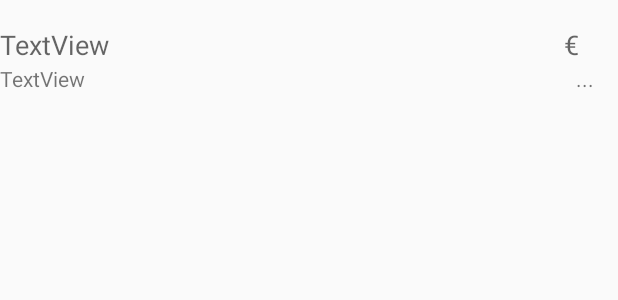
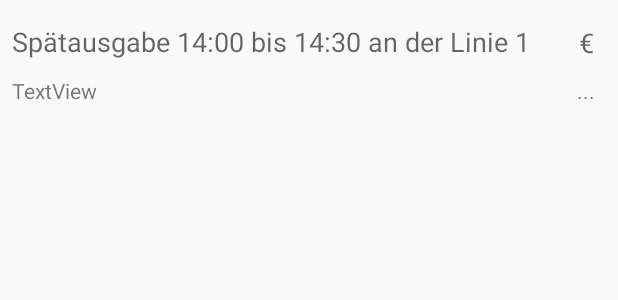
Before and after one commit to csicar/MensaPlan, an Android app: the layout list_row.xml on its own in the app's theme, with its tools: preview values and no code run, on a phone screen of 412 x 824 dp. Shown: the top 300 px of the screen. Run offline under Robolectric (Android 15) with nearby library versions, the phone set to English and light mode, and no system bars; network calls fail.

Commit message:
nice row layout; simple README

```diff
--- a/app/src/main/res/layout/fragment_day_overview.xml
+++ b/app/src/main/res/layout/fragment_day_overview.xml
@@ -7,7 +7,6 @@
     <android.support.v7.widget.RecyclerView
         android:layout_width="match_parent"
         android:layout_height="match_parent"
-        android:padding="8dp"
         android:id="@+id/day_overview_listview"></android.support.v7.widget.RecyclerView>
 
 
--- a/app/src/main/res/layout/list_header_row.xml
+++ b/app/src/main/res/layout/list_header_row.xml
@@ -10,6 +10,7 @@
         android:id="@+id/list_header_row_title"
         android:layout_width="match_parent"
         android:layout_height="wrap_content"
+        android:layout_marginStart="8dp"
         android:layout_marginTop="8dp"
         android:text="TextView"
         android:textAppearance="@style/TextAppearance.AppCompat.Title"
--- a/app/src/main/res/layout/list_row.xml
+++ b/app/src/main/res/layout/list_row.xml
@@ -4,25 +4,34 @@
     xmlns:tools="http://schemas.android.com/tools"
     android:id="@+id/list_row_meal_container"
     android:layout_width="match_parent"
-    android:layout_height="wrap_content">
+    android:layout_height="wrap_content"
+    android:paddingTop="8dp"
+    tools:layout_editor_absoluteY="81dp">
 
     <TextView
         android:id="@+id/list_row_meal"
-        android:layout_width="342dp"
-        android:layout_height="wrap_content"
-        android:layout_marginTop="16dp"
-        android:text="TextView"
+        android:layout_width="0dp"
+        android:layout_height="0dp"
+        android:layout_marginBottom="7dp"
+        android:layout_marginEnd="14dp"
+        android:layout_marginStart="8dp"
+        android:layout_marginTop="7dp"
+        android:text="Spätausgabe 14:00 bis 14:30 an der Linie 1"
         android:textAppearance="@android:style/TextAppearance.Material.Medium"
         app:layout_constraintBottom_toTopOf="@+id/guideline"
-        app:layout_constraintTop_toTopOf="parent"
-        tools:layout_editor_absoluteX="8dp" />
+        app:layout_constraintEnd_toStartOf="@+id/list_row_price"
+        app:layout_constraintStart_toStartOf="parent"
+        app:layout_constraintTop_toTopOf="parent" />
 
     <TextView
         android:id="@+id/list_row_dish"
-        android:layout_width="342dp"
+        android:layout_width="0dp"
         android:layout_height="wrap_content"
+        android:layout_marginEnd="16dp"
+        android:layout_marginStart="8dp"
         android:text="TextView"
         app:layout_constraintBottom_toBottomOf="parent"
+        app:layout_constraintEnd_toStartOf="@+id/list_row_additives"
         app:layout_constraintStart_toStartOf="parent"
         app:layout_constraintTop_toBottomOf="@+id/guideline" />
 
@@ -30,11 +39,10 @@
         android:id="@+id/list_row_price"
         android:layout_width="wrap_content"
         android:layout_height="wrap_content"
-        android:layout_marginStart="8dp"
-        android:layout_marginTop="16dp"
+        android:layout_marginEnd="16dp"
+        android:layout_marginTop="8dp"
         android:text="€"
         android:textAppearance="@android:style/TextAppearance.Material.Medium"
-        app:layout_constraintBottom_toTopOf="@+id/guideline"
         app:layout_constraintEnd_toEndOf="parent"
         app:layout_constraintStart_toEndOf="@+id/list_row_meal"
         app:layout_constraintTop_toTopOf="parent" />
@@ -43,17 +51,20 @@
         android:id="@+id/list_row_additives"
         android:layout_width="wrap_content"
         android:layout_height="wrap_content"
-        android:layout_marginEnd="16dp"
+        android:layout_marginEnd="15dp"
         android:text="..."
         android:textAlignment="textEnd"
         app:layout_constraintBottom_toBottomOf="parent"
         app:layout_constraintEnd_toEndOf="parent"
-        app:layout_constraintTop_toBottomOf="@+id/guideline" />
+        app:layout_constraintStart_toEndOf="@+id/list_row_dish" />
 
     <android.support.constraint.Guideline
         android:id="@+id/guideline"
         android:layout_width="wrap_content"
         android:layout_height="wrap_content"
+        android:layout_marginBottom="7dp"
         android:orientation="horizontal"
-        app:layout_constraintGuide_begin="43dp" />
+        app:layout_constraintBottom_toTopOf="@+id/list_row_dish"
+        app:layout_constraintGuide_begin="43dp"
+        app:layout_constraintTop_toBottomOf="@+id/list_row_meal" />
 </android.support.constraint.ConstraintLayout>
```
Also changed, not shown: 1 other file.
